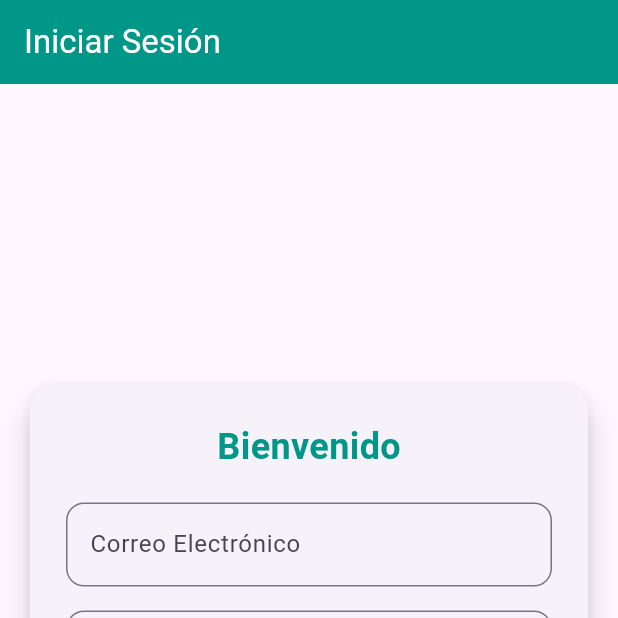
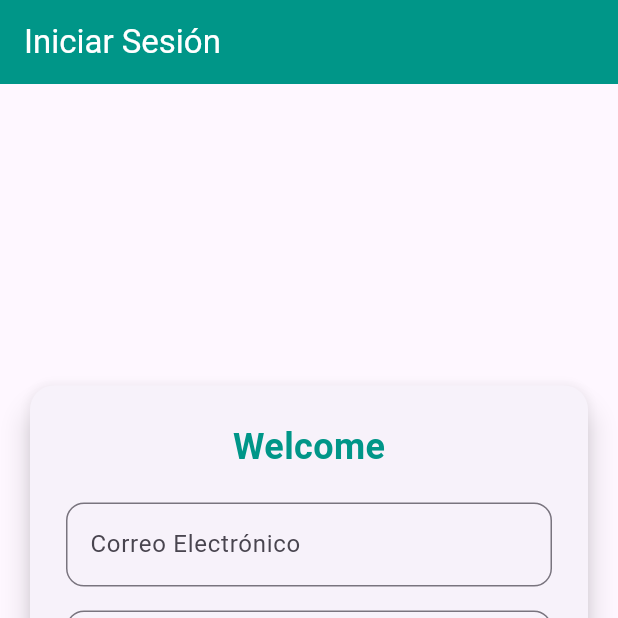
Before and after one commit to pedrisbellh/Prestamos, a Flutter app: the screen it shows after launch, on a phone screen of 412 x 824 dp, the top half of it. Run offline on Flutter 3.47's test engine with Material 3 defaults, Android fonts, the phone set to English and light mode, and no system bars; our stand-ins replace cloud_firestore, firebase_auth, firebase_core, freezed_annotation; accounts and stored records are empty; generated files the repository leaves out were written again.

Commit message:
added l10n files

```diff
--- /dev/null
+++ b/l10n.yaml
@@ -0,0 +1,3 @@
+arb-dir: lib/l10n
+template-arb-file: app_en.arb
+output-localization-file: app_localizations.dart
--- /dev/null
+++ b/lib/extensions/build_context_extension.dart
@@ -0,0 +1,6 @@
+import 'package:flutter/material.dart';
+import 'package:flutter_gen/gen_l10n/app_localizations.dart';
+
+extension BuildContextExtension on BuildContext {
+  AppLocalizations get l10n => AppLocalizations.of(this)!;
+}
--- /dev/null
+++ b/lib/l10n/app_en.arb
@@ -0,0 +1,4 @@
+{
+  "loans": "Loans",
+  "welcome": "Welcome"
+}
--- /dev/null
+++ b/lib/l10n/app_es.arb
@@ -0,0 +1,4 @@
+{
+  "loans": "Prestamos",
+  "welcome": "Bienvenido"
+}
--- a/lib/main.dart
+++ b/lib/main.dart
@@ -3,6 +3,7 @@ import 'package:firebase_core/firebase_core.dart';
 import 'firebase_options.dart';
 import '/screens/login_screen.dart';
 import 'screens/home_screen.dart';
+import 'package:flutter_gen/gen_l10n/app_localizations.dart';
 
 void main() async {
   WidgetsFlutterBinding.ensureInitialized();
@@ -20,10 +21,11 @@ class MainApp extends StatelessWidget {
   @override
   Widget build(BuildContext context) {
     return MaterialApp(
-      title: 'Prestamos',
       theme: ThemeData(
         primarySwatch: Colors.blue,
       ),
+      localizationsDelegates: AppLocalizations.localizationsDelegates,
+      supportedLocales: AppLocalizations.supportedLocales,
       initialRoute: '/',
       routes: {
         '/': (context) => const LoginScreen(),
--- a/lib/screens/login_screen.dart
+++ b/lib/screens/login_screen.dart
@@ -1,4 +1,5 @@
 import 'package:flutter/material.dart';
+import 'package:prestamos/extensions/build_context_extension.dart';
 import 'register_screen.dart';
 import '../utils/auth.dart';
 import 'home_screen.dart';
@@ -56,7 +57,8 @@ class LoginScreenState extends State<LoginScreen> {
     }
 
     // Llamar al método de inicio de sesión
-    String? result = await _authServices.signInEmailAndPassword(email, password);
+    String? result =
+        await _authServices.signInEmailAndPassword(email, password);
     if (result != null) {
       // Si hay un mensaje de error, lo mostramos
       setState(() {
@@ -95,9 +97,9 @@ class LoginScreenState extends State<LoginScreen> {
                 child: Column(
                   mainAxisSize: MainAxisSize.min,
                   children: [
-                    const Text(
-                      'Bienvenido',
-                      style: TextStyle(
+                    Text(
+                      context.l10n.welcome,
+                      style: const TextStyle(
                         fontSize: 24,
                         fontWeight: FontWeight.bold,
                         color: Colors.teal,
@@ -115,7 +117,10 @@ class LoginScreenState extends State<LoginScreen> {
                         errorText: _emailError,
                         focusedBorder: OutlineInputBorder(
                           borderRadius: BorderRadius.circular(12),
-                          borderSide: const BorderSide(color: Colors.teal, width: 2.0),
+                          borderSide: const BorderSide(
+                            color: Colors.teal,
+                            width: 2.0,
+                          ),
                         ),
                       ),
                       keyboardType: TextInputType.emailAddress,
@@ -132,16 +137,20 @@ class LoginScreenState extends State<LoginScreen> {
                         errorText: _passwordError,
                         focusedBorder: OutlineInputBorder(
                           borderRadius: BorderRadius.circular(12),
-                          borderSide: const BorderSide(color: Colors.teal, width: 2.0),
+                          borderSide:
+                              const BorderSide(color: Colors.teal, width: 2.0),
                         ),
                         suffixIcon: IconButton(
                           icon: Icon(
-                            _obscurePassword ? Icons.visibility : Icons.visibility_off,
+                            _obscurePassword
+                                ? Icons.visibility
+                                : Icons.visibility_off,
                             color: Colors.teal,
                           ),
                           onPressed: () {
                             setState(() {
-                              _obscurePassword = !_obscurePassword; // Alternar visibilidad
+                              _obscurePassword =
+                                  !_obscurePassword; // Alternar visibilidad
                             });
                           },
                         ),
@@ -157,9 +166,11 @@ class LoginScreenState extends State<LoginScreen> {
                         shape: RoundedRectangleBorder(
                           borderRadius: BorderRadius.circular(30),
                         ),
-                        padding: const EdgeInsets.symmetric(vertical: 12, horizontal: 24),
+                        padding: const EdgeInsets.symmetric(
+                            vertical: 12, horizontal: 24),
                       ),
-                      child: const Text('Iniciar Sesión', style: TextStyle(fontSize: 16)),
+                      child: const Text('Iniciar Sesión',
+                          style: TextStyle(fontSize: 16)),
                     ),
                     const SizedBox(height: 20),
                     Row(
@@ -169,10 +180,12 @@ class LoginScreenState extends State<LoginScreen> {
                           onPressed: () {
                             Navigator.push(
                               context,
-                              MaterialPageRoute(builder: (context) => const RegisterScreen()),
+                              MaterialPageRoute(
+                                  builder: (context) => const RegisterScreen()),
                             );
                           },
-                          child: const Text('¿No tienes cuenta?', style: TextStyle(color: Colors.teal)),
+                          child: const Text('¿No tienes cuenta?',
+                              style: TextStyle(color: Colors.teal)),
                         ),
                       ],
                     ),
--- a/pubspec.yaml
+++ b/pubspec.yaml
@@ -18,6 +18,7 @@ dependencies:
   open_file: ^3.5.10
   freezed_annotation: ^2.4.4
   json_annotation: ^4.9.0
+  flutter_localization: ^0.2.0
 
 
 
@@ -32,3 +33,4 @@ dev_dependencies:
 
 flutter:
   uses-material-design: true
+  generate: true
```
Also changed, not shown: pubspec.lock.
